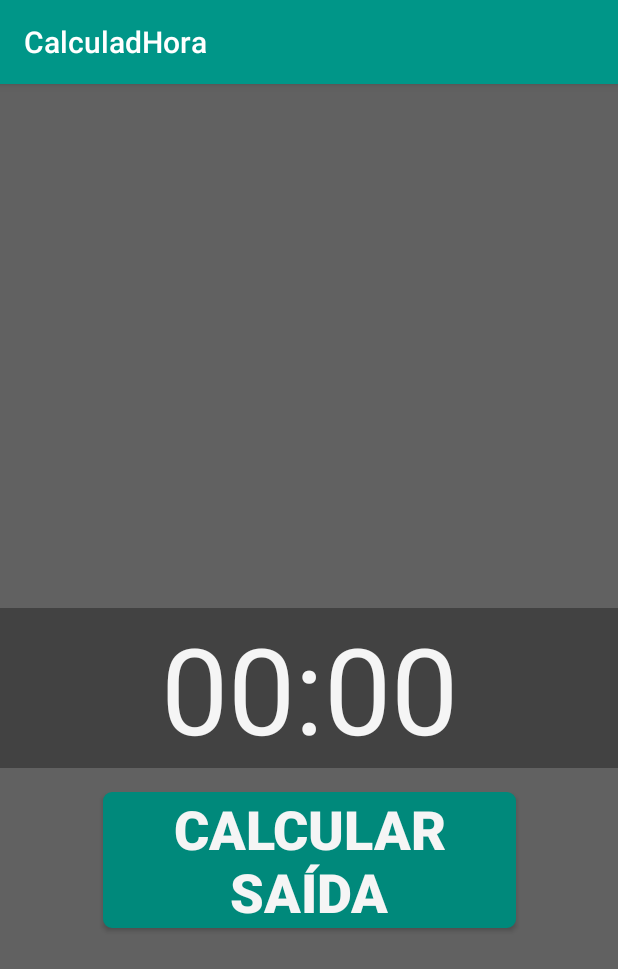
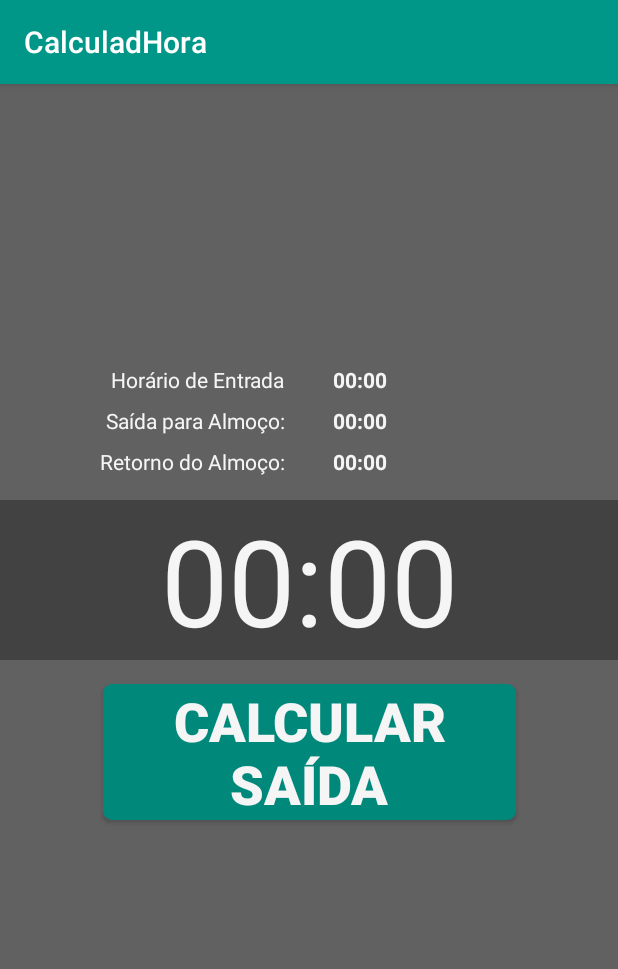
Before and after one commit to tiefz/calculadhora, an Android app: the fragment SaidaCalculada shown on its own in the app's theme, on a phone screen of 412 x 824 dp. Shown: the top 969 px of the screen. Run offline under Robolectric (Android 15) with nearby library versions, the phone set to English and light mode, and no system bars.

Commit message:
Resumo das horas na tela de calculo de saída

```diff
--- a/CalculadHora/app/src/main/java/br/com/insertkoin/calculadhora/SaidaCalculada.java
+++ b/CalculadHora/app/src/main/java/br/com/insertkoin/calculadhora/SaidaCalculada.java
@@ -28,6 +28,9 @@ import java.util.ArrayList;
 public class SaidaCalculada extends Fragment {
 
     private TextView resultadoSaida;
+    private TextView resumoEntrada;
+    private TextView resumoAlmocoS;
+    private TextView resumoAlmocoR;
     private Button botaoCalc;
     private ImageButton alarme;
     private static final String SETTINGS = "Settings";
@@ -48,6 +51,10 @@ public class SaidaCalculada extends Fragment {
         View view = inflater.inflate(R.layout.fragment_saida, container, false);
 
         resultadoSaida = view.findViewById(R.id.resultadoSaidaID);
+        resumoEntrada = view.findViewById(R.id.resumoEntrada);
+        resumoAlmocoS = view.findViewById(R.id.resumoAlmocoS);
+        resumoAlmocoR = view.findViewById(R.id.resumoAlmocoR);
+
         botaoCalc = view.findViewById(R.id.botaoCalcID);
         botaoCalc.setOnClickListener(new View.OnClickListener() {
             @Override
@@ -117,7 +124,7 @@ public class SaidaCalculada extends Fragment {
 
 
                         SharedPreferences sharedPreferences = getActivity().getSharedPreferences(SETTINGS, 0);
-                        String horaAlarmeString =sharedPreferences.getString("UltimaHora", "00:00");
+                        String horaAlarmeString = sharedPreferences.getString("UltimaHora", "00:00");
                         String[] parts = horaAlarmeString.split(":");
                         int partHora = Integer.parseInt(parts[0]);
                         int partMinuto = Integer.parseInt(parts[1]);
@@ -176,4 +183,12 @@ public class SaidaCalculada extends Fragment {
 
     }
 
+    @Override
+    public void onResume() {
+        super.onResume();
+        SharedPreferences sharedPreferences = getActivity().getSharedPreferences(SETTINGS, 0);
+        resumoEntrada.setText(sharedPreferences.getString("Entrada", "00:00"));
+        resumoAlmocoS.setText(sharedPreferences.getString("AlmocoS", "00:00"));
+        resumoAlmocoR.setText(sharedPreferences.getString("AlmocoR", "00:00"));
+    }
 }
--- a/CalculadHora/app/src/main/res/layout/fragment_saida.xml
+++ b/CalculadHora/app/src/main/res/layout/fragment_saida.xml
@@ -8,6 +8,40 @@
     tools:context=".SaidaCalculada">
 
     <!-- TODO: Update blank fragment layout -->
+
+    <Button
+        android:id="@+id/botaoCalcID"
+        android:layout_width="275dp"
+        android:layout_height="0dp"
+        android:layout_marginTop="16dp"
+        android:background="@drawable/buttons"
+        android:backgroundTint="@color/bg_green"
+        android:text="@string/btcalc"
+        android:textColor="@color/cor_fonte"
+        android:textSize="36sp"
+        android:textStyle="bold"
+        app:layout_constraintEnd_toEndOf="parent"
+        app:layout_constraintStart_toStartOf="parent"
+        app:layout_constraintTop_toBottomOf="@+id/resultadoSaidaID"
+        tools:targetApi="lollipop" />
+
+    <EditText
+        android:id="@+id/resultadoSaidaID"
+        android:layout_width="wrap_content"
+        android:layout_height="wrap_content"
+        android:autofillHints=""
+        android:background="@color/bg_texto"
+        android:ems="10"
+        android:focusable="false"
+        android:hint="@string/zerohora"
+        android:inputType="time"
+        android:textAlignment="center"
+        android:textColor="@color/cor_fonte"
+        android:textSize="@dimen/caixa_hora"
+        app:layout_constraintBottom_toTopOf="@+id/guideline"
+        app:layout_constraintEnd_toEndOf="parent"
+        app:layout_constraintStart_toStartOf="parent"
+        tools:targetApi="o" />
 
     <ImageButton
         android:id="@+id/alarmeID"
@@ -23,45 +57,97 @@
         android:visibility="invisible"
         app:layout_constraintEnd_toEndOf="parent"
         app:layout_constraintStart_toStartOf="parent"
-        app:layout_constraintTop_toBottomOf="@+id/resultadoSaidaID"
+        app:layout_constraintTop_toTopOf="@+id/guideline"
         tools:targetApi="lollipop" />
 
-    <Button
-        android:id="@+id/botaoCalcID"
-        android:layout_width="275dp"
-        android:layout_height="0dp"
-        android:layout_marginStart="8dp"
-        android:layout_marginLeft="8dp"
-        android:layout_marginTop="16dp"
-        android:layout_marginEnd="8dp"
-        android:layout_marginRight="8dp"
-        android:background="@drawable/buttons"
-        android:backgroundTint="@color/bg_green"
-        android:text="@string/btcalc"
-        android:textColor="@color/cor_fonte"
-        android:textSize="36sp"
-        android:textStyle="bold"
-        app:layout_constraintEnd_toEndOf="parent"
-        app:layout_constraintStart_toStartOf="parent"
-        app:layout_constraintTop_toBottomOf="@+id/resultadoSaidaID"
-        tools:targetApi="lollipop" />
-
-    <EditText
-        android:id="@+id/resultadoSaidaID"
+    <TextView
+        android:id="@+id/resumoAlmocoR"
         android:layout_width="wrap_content"
         android:layout_height="wrap_content"
-        android:layout_marginBottom="312dp"
-        android:autofillHints=""
-        android:background="@color/bg_texto"
-        android:ems="10"
-        android:focusable="false"
-        android:hint="@string/zerohora"
-        android:inputType="time"
-        android:textAlignment="center"
+        android:layout_marginStart="16dp"
+        android:layout_marginLeft="16dp"
+        android:layout_marginBottom="16dp"
+        android:text="@string/zerohora"
         android:textColor="@color/cor_fonte"
-        android:textSize="@dimen/caixa_hora"
-        app:layout_constraintBottom_toBottomOf="parent"
-        app:layout_constraintStart_toStartOf="parent"
-        tools:targetApi="o" />
+        android:textStyle="bold"
+        app:layout_constraintBottom_toTopOf="@+id/resultadoSaidaID"
+        app:layout_constraintStart_toStartOf="@+id/guideline3" />
+
+    <TextView
+        android:id="@+id/resumoAlmocoS"
+        android:layout_width="wrap_content"
+        android:layout_height="wrap_content"
+        android:layout_marginStart="16dp"
+        android:layout_marginLeft="16dp"
+        android:layout_marginBottom="8dp"
+        android:text="@string/zerohora"
+        android:textColor="@color/cor_fonte"
+        android:textStyle="bold"
+        app:layout_constraintBottom_toTopOf="@+id/resumoAlmocoR"
+        app:layout_constraintStart_toStartOf="@+id/guideline3" />
+
+    <TextView
+        android:id="@+id/textView16"
+        android:layout_width="wrap_content"
+        android:layout_height="wrap_content"
+        android:layout_marginEnd="16dp"
+        android:layout_marginRight="16dp"
+        android:layout_marginBottom="8dp"
+        android:text="@string/label2"
+        android:textColor="@color/cor_fonte"
+        app:layout_constraintBottom_toTopOf="@+id/textView18"
+        app:layout_constraintEnd_toStartOf="@+id/guideline3" />
+
+    <TextView
+        android:id="@+id/resumoEntrada"
+        android:layout_width="wrap_content"
+        android:layout_height="wrap_content"
+        android:layout_marginStart="16dp"
+        android:layout_marginLeft="16dp"
+        android:layout_marginBottom="8dp"
+        android:text="@string/zerohora"
+        android:textColor="@color/cor_fonte"
+        android:textStyle="bold"
+        app:layout_constraintBottom_toTopOf="@+id/resumoAlmocoS"
+        app:layout_constraintStart_toStartOf="@+id/guideline3" />
+
+    <TextView
+        android:id="@+id/textView8"
+        android:layout_width="wrap_content"
+        android:layout_height="wrap_content"
+        android:layout_marginEnd="16dp"
+        android:layout_marginRight="16dp"
+        android:layout_marginBottom="8dp"
+        android:text="@string/label1"
+        android:textColor="@color/cor_fonte"
+        app:layout_constraintBottom_toTopOf="@+id/textView16"
+        app:layout_constraintEnd_toStartOf="@+id/guideline3" />
+
+    <TextView
+        android:id="@+id/textView18"
+        android:layout_width="wrap_content"
+        android:layout_height="wrap_content"
+        android:layout_marginEnd="16dp"
+        android:layout_marginRight="16dp"
+        android:layout_marginBottom="16dp"
+        android:text="@string/label3"
+        android:textColor="@color/cor_fonte"
+        app:layout_constraintBottom_toTopOf="@+id/resultadoSaidaID"
+        app:layout_constraintEnd_toStartOf="@+id/guideline3" />
+
+    <android.support.constraint.Guideline
+        android:id="@+id/guideline"
+        android:layout_width="wrap_content"
+        android:layout_height="wrap_content"
+        android:orientation="horizontal"
+        app:layout_constraintGuide_percent="0.5" />
+
+    <android.support.constraint.Guideline
+        android:id="@+id/guideline3"
+        android:layout_width="wrap_content"
+        android:layout_height="wrap_content"
+        android:layout_marginTop="16dp"
+        android:orientation="vertical"
+        app:layout_constraintGuide_percent="0.5" />
 
 </android.support.constraint.ConstraintLayout>
```
Also changed, not shown: CalculadHora/app/src/main/res/layout/fragment_almoco.xml (+22 -22 lines), CalculadHora/app/src/main/res/layout/fragment_almoco_r.xml (+46 -46 lines), CalculadHora/app/src/main/res/layout/fragment_entrada.xml (+21 -22 lines).
